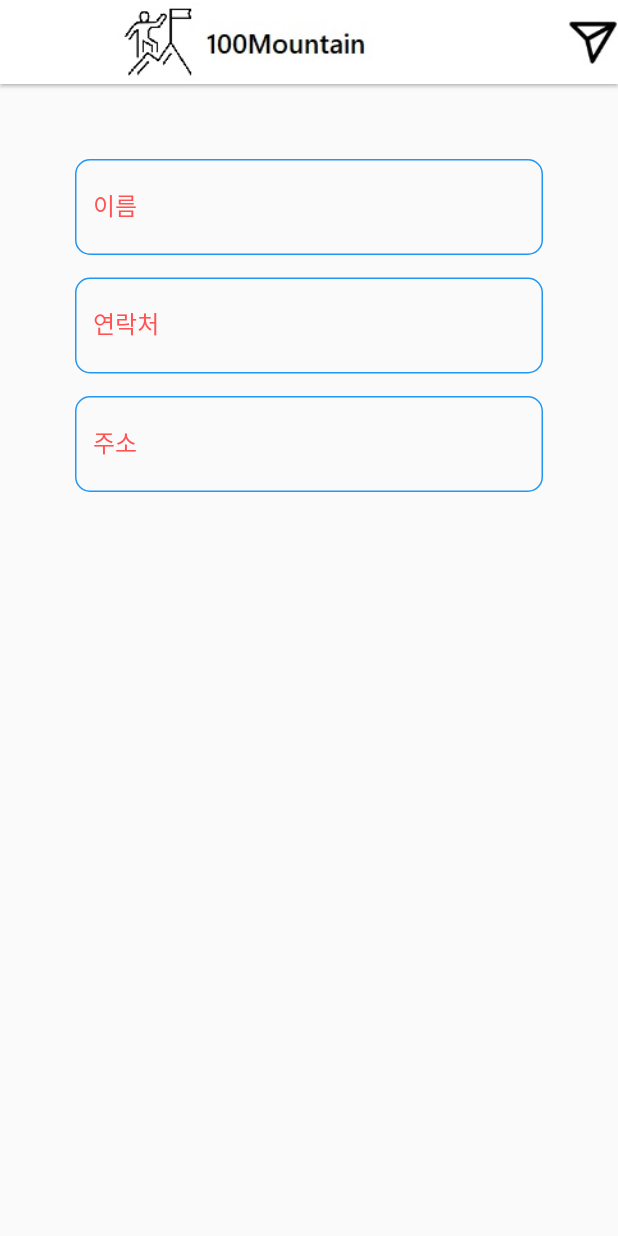
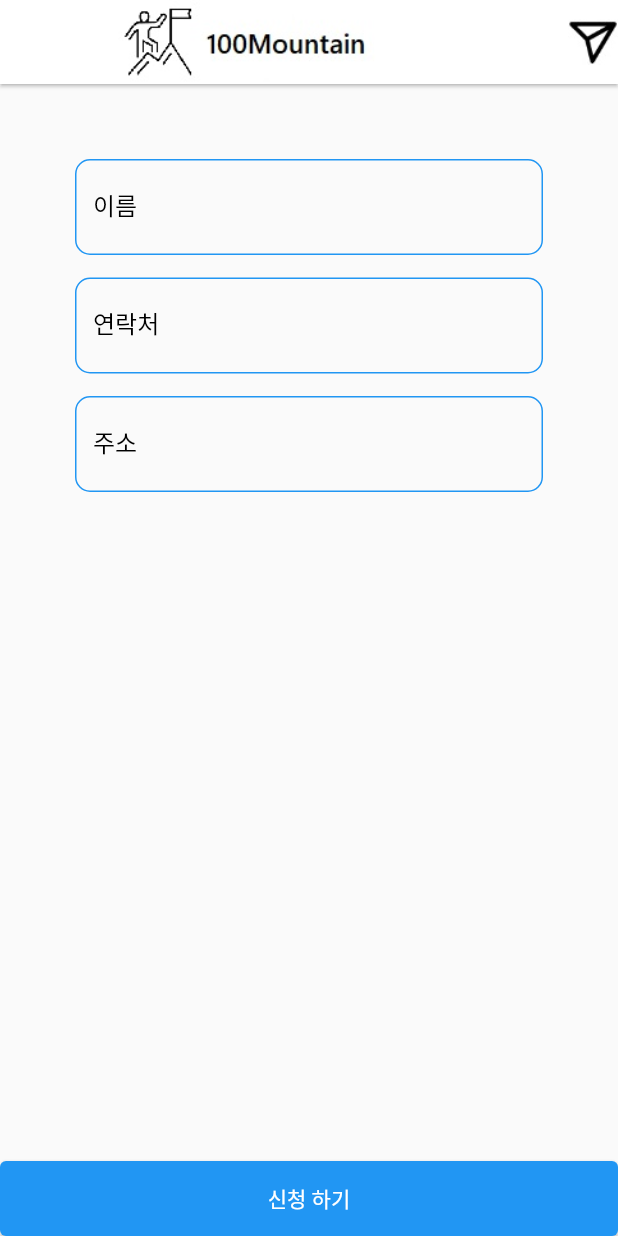
Before and after one commit to Trouvler/m_100, a Flutter app: the ApplyGift screen opened directly, on a phone screen of 412 x 824 dp. Run offline on Flutter 3.47's test engine with Material 2 defaults, Android fonts, the light colour scheme and no system bars; our stand-ins replace cached_network_image, cloud_firestore, dio, expandable_text, firebase_auth, firebase_core and 6 more; missing offline and left inert: nfc_manager; accounts and stored records are empty; network calls fail.

Commit message:
admin page

```diff
--- a/lib/src/pages/apply.dart
+++ b/lib/src/pages/apply.dart
@@ -1,18 +1,27 @@
+import 'package:cloud_firestore/cloud_firestore.dart';
 import 'package:flutter/material.dart';
+import 'package:fluttertoast/fluttertoast.dart';
+import 'package:get/get_state_manager/src/simple/get_view.dart';
 
 import '../components/image_data.dart';
+import '../controller/mlist_controller.dart';
+import '../controller/mypage_controller.dart';
 
-class ApplyGift extends StatelessWidget {
-  const ApplyGift({Key? key}) : super(key: key);
+class ApplyGift extends GetView<MypageController> {
+  TextEditingController name_controller = TextEditingController();
+  TextEditingController phone_controller = TextEditingController();
+  TextEditingController address_controller = TextEditingController();
+  final FirebaseFirestore _db = FirebaseFirestore.instance;
 
   Widget _name() {
-    return const Padding(
+    return Padding(
         padding: EdgeInsets.symmetric(horizontal: 50.0),
         child: TextField(
+          controller: name_controller,
           decoration: InputDecoration(
             labelText: '이름',
             hintText: '이름을 입력하세요',
-          labelStyle: TextStyle(color: Colors.redAccent),
+            labelStyle: TextStyle(color: Colors.black),
             focusedBorder: OutlineInputBorder(
               borderRadius: BorderRadius.all(Radius.circular(10.0)),
               borderSide: BorderSide(width: 1, color: Colors.redAccent),
@@ -26,18 +35,18 @@ class ApplyGift extends StatelessWidget {
             ),
           ),
           keyboardType: TextInputType.emailAddress,
-      )
-    );
+        ));
   }
 
   Widget _phone() {
-    return const Padding(
+    return Padding(
         padding: EdgeInsets.symmetric(horizontal: 50.0),
         child: TextField(
+          controller: phone_controller,
           decoration: InputDecoration(
             labelText: '연락처',
             hintText: '연락처를 입력하세요',
-            labelStyle: TextStyle(color: Colors.redAccent),
+            labelStyle: TextStyle(color: Colors.black),
             focusedBorder: OutlineInputBorder(
               borderRadius: BorderRadius.all(Radius.circular(10.0)),
               borderSide: BorderSide(width: 1, color: Colors.redAccent),
@@ -51,18 +60,18 @@ class ApplyGift extends StatelessWidget {
             ),
           ),
           keyboardType: TextInputType.emailAddress,
-        )
-    );
+        ));
   }
 
-  Widget _adress() {
-    return const Padding(
+  Widget _address() {
+    return Padding(
         padding: EdgeInsets.symmetric(horizontal: 50.0),
         child: TextField(
+          controller: address_controller,
           decoration: InputDecoration(
             labelText: '주소',
             hintText: '주소를 입력하세요',
-            labelStyle: TextStyle(color: Colors.redAccent),
+            labelStyle: TextStyle(color: Colors.black),
             focusedBorder: OutlineInputBorder(
               borderRadius: BorderRadius.all(Radius.circular(10.0)),
               borderSide: BorderSide(width: 1, color: Colors.redAccent),
@@ -76,8 +85,7 @@ class ApplyGift extends StatelessWidget {
             ),
           ),
           keyboardType: TextInputType.emailAddress,
-        )
-    );
+        ));
   }
 
   @override
@@ -111,8 +119,48 @@ class ApplyGift extends StatelessWidget {
             const SizedBox(
               height: 15,
             ),
-            _adress(),
+            _address(),
           ],
+        ),
+      ),
+      bottomNavigationBar: SizedBox(
+        height: 50,
+        child: ElevatedButton(
+          onPressed: () async {
+            if (name_controller.text == "") {
+              Fluttertoast.showToast(msg: "이름을 입력해주세요.");
+              return;
+            }
+            if (phone_controller.text == "") {
+              Fluttertoast.showToast(msg: "전화번호를 입력해주세요.");
+              return;
+            }
+            if (address_controller.text == "") {
+              Fluttertoast.showToast(msg: "주소를 입력해주세요.");
+              return;
+            }
+            Map<String, dynamic> data = {};
+            data['등급'] = controller.userinfo.value.mtcomList!.length == 100
+                ? "골드"
+                : controller.userinfo.value.mtcomList!.length >= 50
+                    ? "실버"
+                    : controller.userinfo.value.mtcomList!.length >= 30
+                        ? "없음"
+                        : null;
+            data['이름'] = name_controller.text;
+            data['연락처'] = phone_controller.text;
+            data['주소'] = address_controller.text;
+            data['운송장번호'] = null;
+            if (data['등급'] != null) {
+              await _db
+                  .collection('completeList')
+                  .doc(controller.targetUser.value.uid)
+                  .set(data);
+            } else {
+              Fluttertoast.showToast(msg: "신청할 수 없습니다.");
+            }
+          },
+          child: Text("신청 하기"),
         ),
       ),
     );
```
Lines whose indentation alone changed are shown as unchanged.
